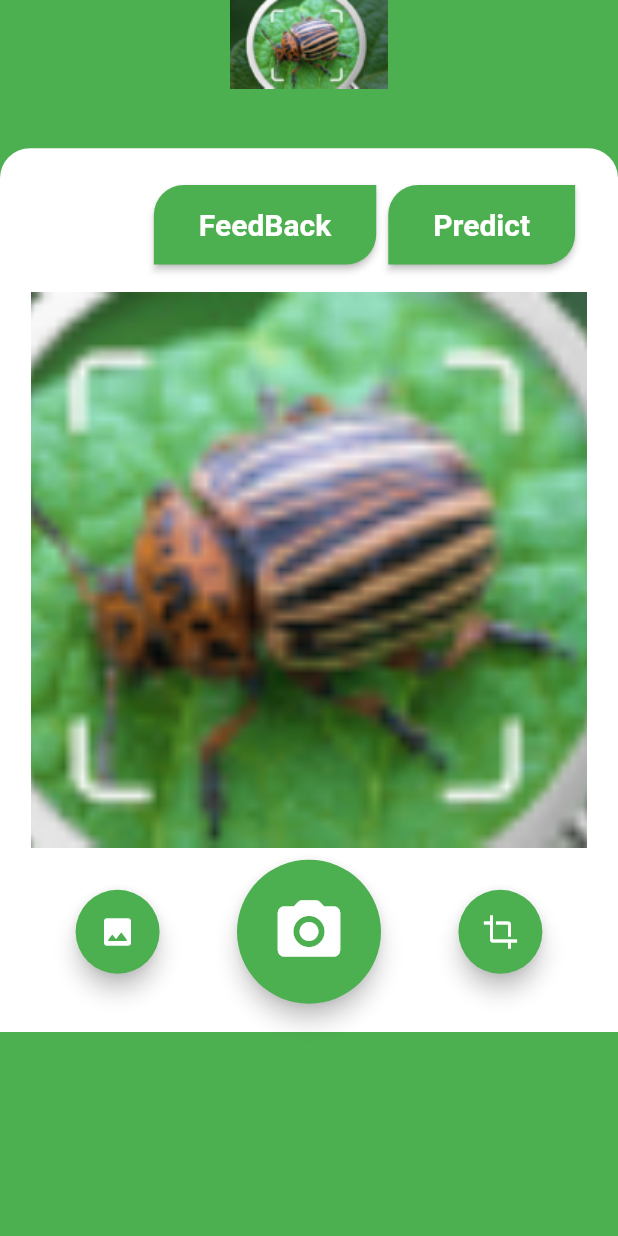
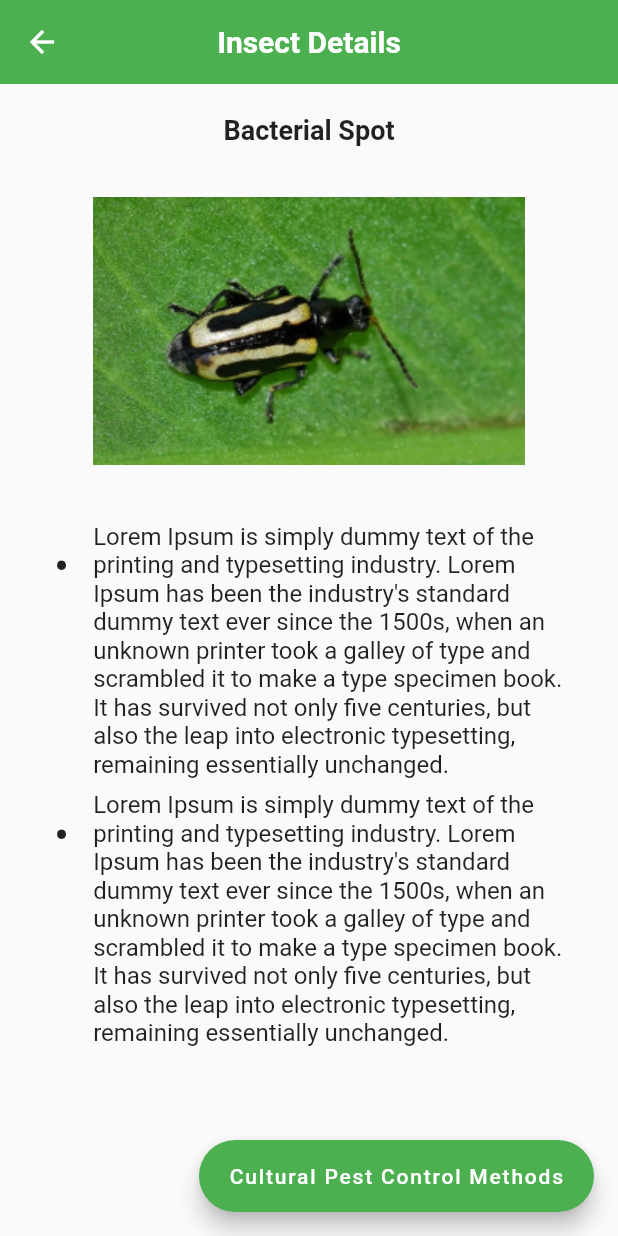
Before and after one commit to MuksithMRA/govimithura, a Flutter app: the InsectsScreen widget shown alone on an empty page, opened directly, after a tap on "Predict", on a phone screen of 412 x 824 dp. Run offline on Flutter 3.47's test engine with Material 2 defaults, Android fonts, the phone set to English and light mode, and no system bars; our stand-ins replace charts_flutter_new, flutter_rating_bar, image_cropper, image_picker.

Commit message:
Some Screens

```diff
--- a/lib/screens/home.dart
+++ b/lib/screens/home.dart
@@ -6,7 +6,7 @@ import 'package:govimithura/utils/screen_size.dart';
 import 'package:govimithura/widgets/utils/common_widget.dart';
 import 'package:provider/provider.dart';
 import '../widgets/drawer_widget.dart';
-import 'menu_screens/Insects_screen.dart';
+import 'menu_screens/insects_prediction/Insects_screen.dart';
 import 'menu_screens/chat_bot_screen.dart';
 import 'menu_screens/crop_prediction/crops_screen.dart';
 import 'menu_screens/crop_diseases/diseases_screen.dart';
--- /dev/null
+++ b/lib/screens/menu_screens/insects_prediction/insects_details_screen.dart
@@ -0,0 +1,70 @@
+import 'package:flutter/material.dart';
+import 'package:govimithura/widgets/utils/common_widget.dart';
+
+import '../../../utils/screen_size.dart';
+import 'insects_control_methods_screen.dart';
+
+class InsectsDetailsScreen extends StatelessWidget {
+  const InsectsDetailsScreen({super.key});
+
+  @override
+  Widget build(BuildContext context) {
+    return Scaffold(
+        floatingActionButton: FloatingActionButton.extended(
+            onPressed: () {
+              Navigator.push(
+                context,
+                SlidePageRoute(
+                  page: const InsectsControlMethodsScreen(),
+                ),
+              );
+            },
+            label: const Text("Cultural Pest Control Methods")),
+        appBar: AppBar(
+          title: const Text("Insect Details"),
+          centerTitle: true,
+        ),
+        body: Container(
+          padding: const EdgeInsets.all(20),
+          height: ScreenSize.height,
+          width: ScreenSize.width,
+          child: SingleChildScrollView(
+            child: Column(
+              children: [
+                const Text(
+                  "Bacterial Spot",
+                  style: TextStyle(
+                    fontWeight: FontWeight.w600,
+                    fontSize: 18,
+                  ),
+                ),
+                Container(
+                  decoration: const BoxDecoration(
+                      image: DecorationImage(
+                    image: AssetImage("assets/images/insect_inner.png"),
+                  )),
+                  height: ScreenSize.height * 0.3,
+                  width: ScreenSize.width,
+                ),
+                ListView.builder(
+                  shrinkWrap: true,
+                  physics: const NeverScrollableScrollPhysics(),
+                  itemCount: 2,
+                  itemBuilder: (BuildContext context, int index) {
+                    return const ListTile(
+                      minLeadingWidth: 10,
+                      leading: Text(
+                        '\u2022',
+                        style: TextStyle(fontSize: 30),
+                      ),
+                      title: Text(
+                          "Lorem Ipsum is simply dummy text of the printing and typesetting industry. Lorem Ipsum has been the industry's standard dummy text ever since the 1500s, when an unknown printer took a galley of type and scrambled it to make a type specimen book. It has survived not only five centuries, but also the leap into electronic typesetting, remaining essentially unchanged."),
+                    );
+                  },
+                ),
+              ],
+            ),
+          ),
+        ));
+  }
+}
--- a/lib/screens/menu_screens/insects_screen.dart
+++ b/lib/screens/menu_screens/insects_prediction/insects_screen.dart
@@ -1,13 +1,14 @@
 // ignore: file_names
 import 'package:flutter/material.dart';
+import 'package:govimithura/screens/menu_screens/insects_prediction/insects_details_screen.dart';
 import 'package:image_picker/image_picker.dart';
 import 'package:provider/provider.dart';
-import '../../providers/img_util_provider.dart';
-import '../../utils/screen_size.dart';
-import '../../utils/utils.dart';
-import '../../widgets/utils/buttons/custom_elevated_button.dart';
-import '../../widgets/utils/common_widget.dart';
-import '../../widgets/utils/image_util.dart';
+import '../../../providers/img_util_provider.dart';
+import '../../../utils/screen_size.dart';
+import '../../../utils/utils.dart';
+import '../../../widgets/utils/buttons/custom_elevated_button.dart';
+import '../../../widgets/utils/common_widget.dart';
+import '../../../widgets/utils/image_util.dart';
 
 class InsectsScreen extends StatelessWidget {
   const InsectsScreen({super.key});
@@ -44,7 +45,16 @@ class InsectsScreen extends StatelessWidget {
                 ButtonBar(
                   children: [
                     CustomElevatedButton(text: "FeedBack", onPressed: () {}),
-                    CustomElevatedButton(text: "Predict", onPressed: () {}),
+                    CustomElevatedButton(
+                      text: "Predict",
+                      onPressed: () {
+                        Navigator.push(
+                          context,
+                          MaterialPageRoute(
+                              builder: (_) => const InsectsDetailsScreen()),
+                        );
+                      },
+                    ),
                   ],
                 ),
                 spacingWidget(10, SpaceDirection.vertical),
@@ -62,6 +72,7 @@ class InsectsScreen extends StatelessWidget {
                   alignment: MainAxisAlignment.spaceAround,
                   children: [
                     FloatingActionButton(
+                      heroTag: 'gallery',
                       backgroundColor: Theme.of(context)
                           .floatingActionButtonTheme
                           .backgroundColor,
@@ -74,6 +85,7 @@ class InsectsScreen extends StatelessWidget {
                       ),
                     ),
                     FloatingActionButton.large(
+                      heroTag: 'camera',
                       backgroundColor: Theme.of(context)
                           .floatingActionButtonTheme
                           .backgroundColor,
@@ -87,6 +99,7 @@ class InsectsScreen extends StatelessWidget {
                       ),
                     ),
                     FloatingActionButton(
+                      heroTag: 'crop',
                       backgroundColor: Theme.of(context)
                           .floatingActionButtonTheme
                           .backgroundColor,
--- a/lib/widgets/utils/common_widget.dart
+++ b/lib/widgets/utils/common_widget.dart
@@ -96,3 +96,19 @@ Widget confirmationDialog(BuildContext context,
     ],
   );
 }
+
+class SlidePageRoute extends PageRouteBuilder {
+  final Widget page;
+
+  SlidePageRoute({required this.page})
+      : super(
+          pageBuilder: (_, __, ___) => page,
+          transitionsBuilder: (_, animation, __, child) => SlideTransition(
+            position: Tween<Offset>(
+              begin: const Offset(1.0, 0.0),
+              end: Offset.zero,
+            ).animate(animation),
+            child: child,
+          ),
+        );
+}
--- a/pubspec.yaml
+++ b/pubspec.yaml
@@ -40,6 +40,7 @@ dependencies:
   image_picker: ^0.8.7
   image_cropper: ^3.0.1
   charts_flutter_new: ^0.12.0
+  flutter_rating_bar: ^4.0.1
 
 dev_dependencies:
   flutter_test:
```
Also changed, not shown: lib/screens/menu_screens/insects_prediction/insects_control_methods_screen.dart (added, +106 -0 lines), lib/screens/saved_posts.dart (added, +20 -0 lines), lib/widgets/drawer_widget.dart (+26 -2 lines), assets/images/insect_inner.png (added), pubspec.lock.
